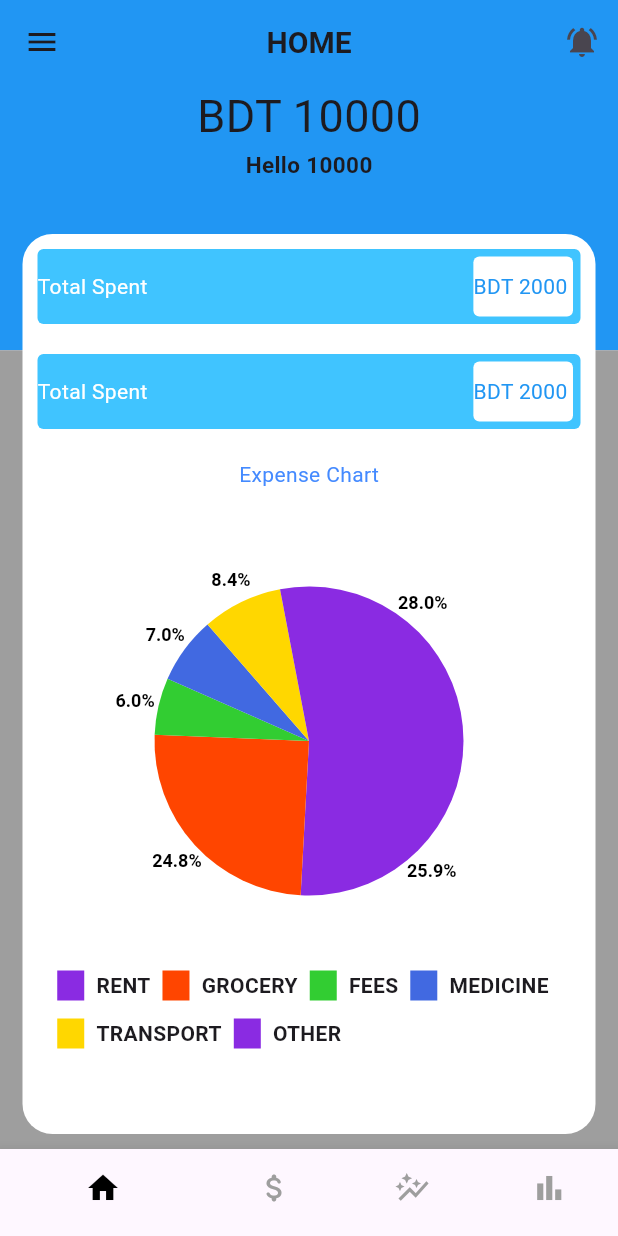
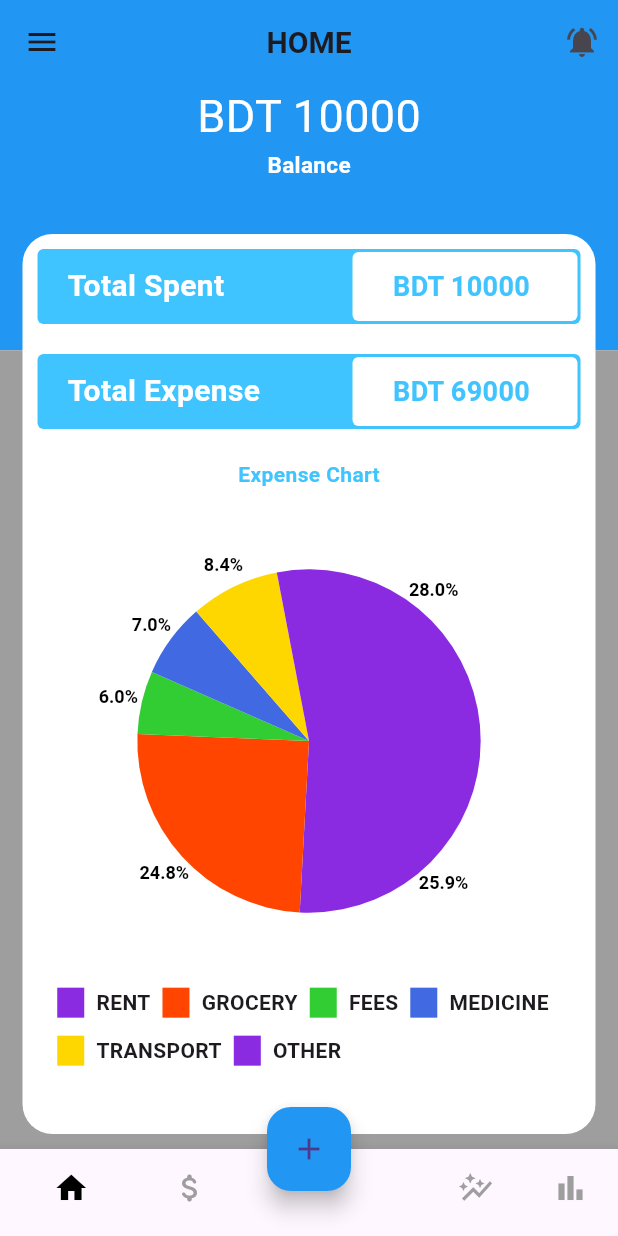
Before and after one commit to aman5196/SpendwiseTracker-App, a Flutter app: the screen it shows after launch, on a phone screen of 412 x 824 dp. Run offline on Flutter 3.47's test engine with Material 3 defaults, Android fonts, the phone set to English and light mode, and no system bars; drawn by our look-alikes of pie_chart.

Commit message:
Update dashboard.dart

```diff
--- a/lib/screens/dashboard.dart
+++ b/lib/screens/dashboard.dart
@@ -86,13 +86,13 @@ class _DashboardState extends State<Dashboard> {
                   children: [
                     Text(
                       "BDT ${TotalSpend()}",
-                      style: TextStyle(fontSize: 30),
+                      style: TextStyle(fontSize: 30,color: Colors.white),
                       //textAlign: TextAlign.center,
                     ),
                     //SizedBox(height: 10), // Add some spacing between the texts if needed
                     Text(
-                      "Hello ${TotalSpend()}",
-                      style: TextStyle(fontWeight: FontWeight.bold,fontSize: 15),
+                      "Balance",
+                      style: TextStyle(fontWeight: FontWeight.bold,fontSize: 15,color: Colors.white),
                       //textAlign: TextAlign.center,
                     ),
                   ],
@@ -135,21 +135,25 @@ class _DashboardState extends State<Dashboard> {
                       ),
                       child: Row(
                         children: [
-                          Center(
+                          Container(
+                            margin: const EdgeInsets.only(left: 20),
+                            child: Center(
                               child: Text("Total Spent",
-                                     style: TextStyle(color: Colors.white),),
+                                style: TextStyle(color: Colors.white,fontWeight: FontWeight.bold,fontSize: 20),),
+                            ),
                           ),
                           Spacer(),
                           Container(
-                            margin: const EdgeInsets.all(5.0),
+                            width: 150,
+                            margin: const EdgeInsets.all(2),
                             decoration: BoxDecoration(
                               color: Colors.white,
                               borderRadius: BorderRadius.circular(4), // Adjust the border radius as needed
                             ),
 
                             child: Center(
-                              child: Text("BDT 2000 ",
-                                style: TextStyle(color: Colors.blue),),
+                              child: Text("BDT ${TotalSpend()} ",
+                                style: TextStyle(color: Colors.lightBlueAccent,fontWeight: FontWeight.bold,fontSize: 18),),
                             ),
                           ),
                         ],
@@ -167,21 +171,25 @@ class _DashboardState extends State<Dashboard> {
                       ),
                       child: Row(
                         children: [
-                          Center(
-                            child: Text("Total Spent",
-                              style: TextStyle(color: Colors.white),),
+                          Container(
+                            margin: const EdgeInsets.only(left: 20),
+                            child: Center(
+                              child: Text("Total Expense",
+                                style: TextStyle(color: Colors.white,fontWeight: FontWeight.bold,fontSize: 20),),
+                            ),
                           ),
                           Spacer(),
                           Container(
-                            margin: const EdgeInsets.all(5.0),
+                            width: 150,
+                            margin: const EdgeInsets.all(2),
                             decoration: BoxDecoration(
                               color: Colors.white,
                               borderRadius: BorderRadius.circular(4), // Adjust the border radius as needed
                             ),
 
                             child: Center(
-                              child: Text("BDT 2000 ",
-                                style: TextStyle(color: Colors.blue),),
+                              child: Text("BDT ${TotalExpense()} ",
+                                style: TextStyle(color: Colors.lightBlueAccent,fontWeight: FontWeight.bold,fontSize: 18),),
                             ),
                           ),
                         ],
@@ -197,7 +205,7 @@ class _DashboardState extends State<Dashboard> {
                       ),
                       child: Center(
                         child: Text("Expense Chart",
-                          style: TextStyle(color: Colors.blueAccent),),
+                          style: TextStyle(color: Colors.lightBlueAccent,fontWeight: FontWeight.bold,),),
                       ),
                     ),
 
@@ -221,7 +229,7 @@ class _DashboardState extends State<Dashboard> {
                               Color(0xFF4169E1),
                               Color(0xFFFFD700),
                             ],
-                            chartRadius: MediaQuery.of(context).size.width/2,
+                            chartRadius: MediaQuery.of(context).size.width/1.8,
                             chartValuesOptions: ChartValuesOptions(
                               showChartValuesOutside: true,
                               showChartValuesInPercentage:true,
@@ -261,13 +269,28 @@ class _DashboardState extends State<Dashboard> {
         items: [
           BottomNavigationBarItem(icon: Icon(Icons.home),label:'Home'),
           BottomNavigationBarItem(icon: Icon(Icons.attach_money_rounded),label: 'Debt'),
-
-
+          BottomNavigationBarItem(
+            icon: SizedBox(width: 20), // Create a gap of width 20
+            label: '', // Set an empty label to prevent text from showing
+          ),
+          BottomNavigationBarItem(
+            icon: SizedBox(width: 20), // Create a gap of width 20
+            label: '', // Set an empty label to prevent text from showing
+          ),
           BottomNavigationBarItem(icon: Icon(Icons.auto_graph),label:'expense'),
           BottomNavigationBarItem(icon: Icon(Icons.bar_chart),label:'analysis'),
 
         ],
       ) ,
+      floatingActionButton: FloatingActionButton(
+        onPressed: () {},
+        child: Icon(Icons.add),
+        backgroundColor: Colors.blue,
+
+
+          mini:false,
+      ),
+      floatingActionButtonLocation: FloatingActionButtonLocation.centerDocked,
 
     );
   }
```
